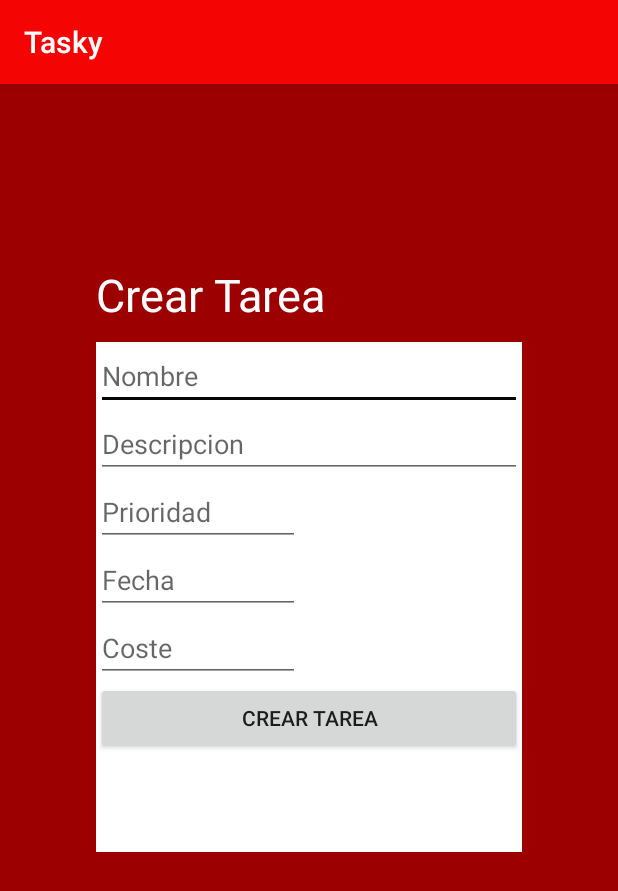
After one commit to SalvaCM/Tasky, an Android app: the crearTareaActivity screen opened directly, with no data from a screen before it, on a phone screen of 412 x 824 dp. The commit adds this screen. Shown: the top 891 px of the screen. Run offline under Robolectric (Android 15) with nearby library versions, the phone set to English and light mode, and no system bars.

Commit message:
subiendo nuevas activitys

```diff
--- a/app/src/main/AndroidManifest.xml
+++ b/app/src/main/AndroidManifest.xml
@@ -9,7 +9,9 @@
         android:roundIcon="@mipmap/ic_launcher_round"
         android:supportsRtl="true"
         android:theme="@style/AppTheme">
-        <activity android:name=".TareasActivity"></activity>
+        <activity android:name=".ver_tarea"></activity>
+        <activity android:name=".crearTareaActivity" />
+        <activity android:name=".TareasActivity" />
         <activity android:name=".SplashActivity">
             <intent-filter>
                 <action android:name="android.intent.action.MAIN" />
@@ -17,7 +19,7 @@
                 <category android:name="android.intent.category.LAUNCHER" />
             </intent-filter>
         </activity>
-        <activity android:name=".MainActivity"></activity>
+        <activity android:name=".MainActivity" />
     </application>
 
 </manifest>
--- /dev/null
+++ b/app/src/main/java/com/example/tasky/crearTareaActivity.java
@@ -0,0 +1,14 @@
+package com.example.tasky;
+
+import androidx.appcompat.app.AppCompatActivity;
+
+import android.os.Bundle;
+
+public class crearTareaActivity extends AppCompatActivity {
+
+    @Override
+    protected void onCreate(Bundle savedInstanceState) {
+        super.onCreate(savedInstanceState);
+        setContentView(R.layout.activity_crear_tarea);
+    }
+}
--- /dev/null
+++ b/app/src/main/java/com/example/tasky/ver_tarea.java
@@ -0,0 +1,14 @@
+package com.example.tasky;
+
+import androidx.appcompat.app.AppCompatActivity;
+
+import android.os.Bundle;
+
+public class ver_tarea extends AppCompatActivity {
+
+    @Override
+    protected void onCreate(Bundle savedInstanceState) {
+        super.onCreate(savedInstanceState);
+        setContentView(R.layout.activity_ver_tarea);
+    }
+}
--- /dev/null
+++ b/app/src/main/res/layout/activity_crear_tarea.xml
@@ -0,0 +1,91 @@
+<?xml version="1.0" encoding="utf-8"?>
+<androidx.constraintlayout.widget.ConstraintLayout xmlns:android="http://schemas.android.com/apk/res/android"
+    xmlns:app="http://schemas.android.com/apk/res-auto"
+    xmlns:tools="http://schemas.android.com/tools"
+    android:layout_width="match_parent"
+    android:layout_height="match_parent"
+    android:background="@color/colorPrimaryDark"
+    tools:context=".crearTareaActivity">
+
+    <LinearLayout
+        android:layout_width="0dp"
+        android:layout_height="0dp"
+        android:layout_marginStart="64dp"
+        android:layout_marginLeft="64dp"
+        android:layout_marginTop="172dp"
+        android:layout_marginEnd="64dp"
+        android:layout_marginRight="64dp"
+        android:layout_marginBottom="256dp"
+        android:background="@android:color/background_light"
+        android:orientation="vertical"
+        app:layout_constraintBottom_toBottomOf="parent"
+        app:layout_constraintEnd_toEndOf="parent"
+        app:layout_constraintStart_toStartOf="parent"
+        app:layout_constraintTop_toTopOf="parent">
+
+        <EditText
+            android:id="@+id/nombre"
+            android:layout_width="match_parent"
+            android:layout_height="wrap_content"
+            android:ems="10"
+            android:hint="@string/nombre"
+            android:importantForAutofill="no"
+            android:inputType="textPersonName" />
+
+        <EditText
+            android:id="@+id/descripcion"
+            android:layout_width="match_parent"
+            android:layout_height="wrap_content"
+            android:ems="10"
+            android:hint="@string/descripcion"
+            android:importantForAutofill="no"
+            android:inputType="textPersonName" />
+
+        <EditText
+            android:id="@+id/editText3"
+            android:layout_width="136dp"
+            android:layout_height="wrap_content"
+            android:ems="10"
+            android:hint="@string/prioridad"
+            android:importantForAutofill="no"
+            android:inputType="textPersonName" />
+
+        <EditText
+            android:id="@+id/fecha"
+            android:layout_width="136dp"
+            android:layout_height="wrap_content"
+            android:ems="10"
+            android:hint="@string/fecha"
+            android:importantForAutofill="no"
+            android:inputType="textPersonName" />
+
+        <EditText
+            android:id="@+id/coste"
+            android:layout_width="136dp"
+            android:layout_height="wrap_content"
+            android:ems="10"
+            android:hint="@string/coste"
+            android:importantForAutofill="no"
+            android:inputType="textPersonName" />
+
+        <Button
+            android:id="@+id/button2"
+            android:layout_width="match_parent"
+            android:layout_height="wrap_content"
+            android:gravity="center_horizontal|center_vertical"
+            android:text="@string/crear_tarea" />
+    </LinearLayout>
+
+    <TextView
+        android:id="@+id/textView5"
+        android:layout_width="wrap_content"
+        android:layout_height="wrap_content"
+        android:layout_marginStart="64dp"
+        android:layout_marginLeft="64dp"
+        android:layout_marginTop="120dp"
+        android:text="@string/crear_tarea"
+        android:textColor="@android:color/background_light"
+        android:textSize="30sp"
+        app:layout_constraintStart_toStartOf="parent"
+        app:layout_constraintTop_toTopOf="parent" />
+</androidx.constraintlayout.widget.ConstraintLayout>
--- /dev/null
+++ b/app/src/main/res/layout/activity_ver_tarea.xml
@@ -0,0 +1,9 @@
+<?xml version="1.0" encoding="utf-8"?>
+<androidx.constraintlayout.widget.ConstraintLayout xmlns:android="http://schemas.android.com/apk/res/android"
+    xmlns:app="http://schemas.android.com/apk/res-auto"
+    xmlns:tools="http://schemas.android.com/tools"
+    android:layout_width="match_parent"
+    android:layout_height="match_parent"
+    tools:context=".ver_tarea">
+
+</androidx.constraintlayout.widget.ConstraintLayout>
--- /dev/null
+++ b/app/src/main/res/menu/menuopciones.xml
@@ -0,0 +1,20 @@
+<?xml version="1.0" encoding="utf-8"?>
+<menu xmlns:app="http://schemas.android.com/apk/res-auto"
+    xmlns:android="http://schemas.android.com/apk/res/android">
+
+    <item
+        android:id="@+id/nuevaTarea"
+        android:icon="@android:drawable/ic_input_add"
+        android:title="@string/nuevaTarea"
+        app:showAsAction="always|ifRoom" />
+    <item
+        android:id="@+id/cambiarPass"
+        android:icon="@drawable/personicon"
+        android:title="@string/canbiarPass"
+        app:showAsAction="ifRoom" />
+    <item
+        android:id="@+id/acercaDe"
+        android:icon="@android:drawable/ic_dialog_info"
+        android:title="@string/acercaDe"
+        app:showAsAction="never" />
+</menu>
--- a/app/src/main/res/values/strings.xml
+++ b/app/src/main/res/values/strings.xml
@@ -10,4 +10,10 @@
     <string name="nuevaTarea">Crear nueva tarea</string>
     <string name="canbiarPass">Cambiar Contraseña</string>
     <string name="acercaDe">acerca de</string>
+    <string name="nombre">Nombre</string>
+    <string name="descripcion">Descripcion</string>
+    <string name="prioridad">Prioridad</string>
+    <string name="crear_tarea">Crear Tarea</string>
+    <string name="fecha">Fecha</string>
+    <string name="coste">Coste</string>
 </resources>
```
